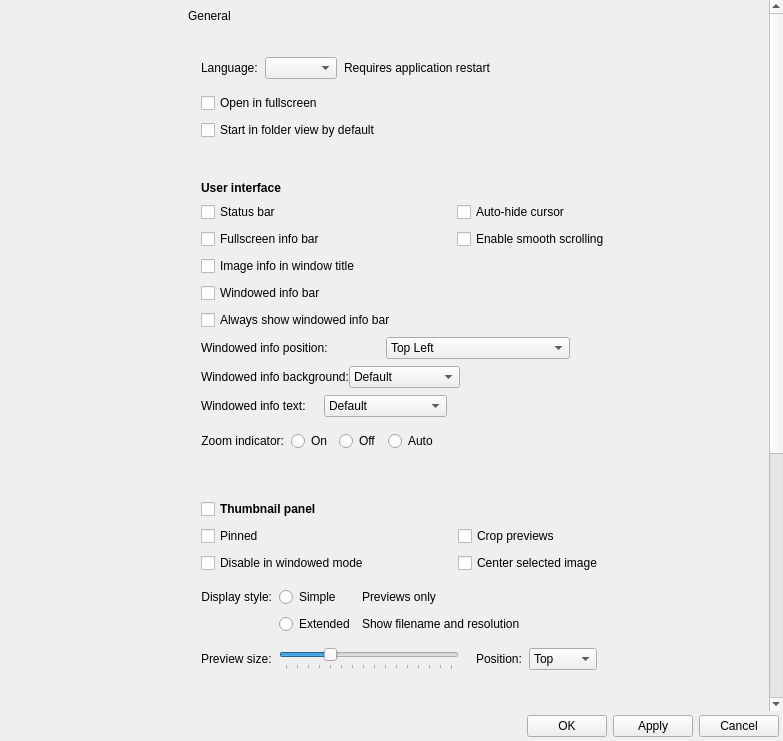
Qt form qimgv/gui/dialogs/settingsdialog.ui (Deleted-Account/qimgv__borderless_image_viewing_optimization) before a commit.
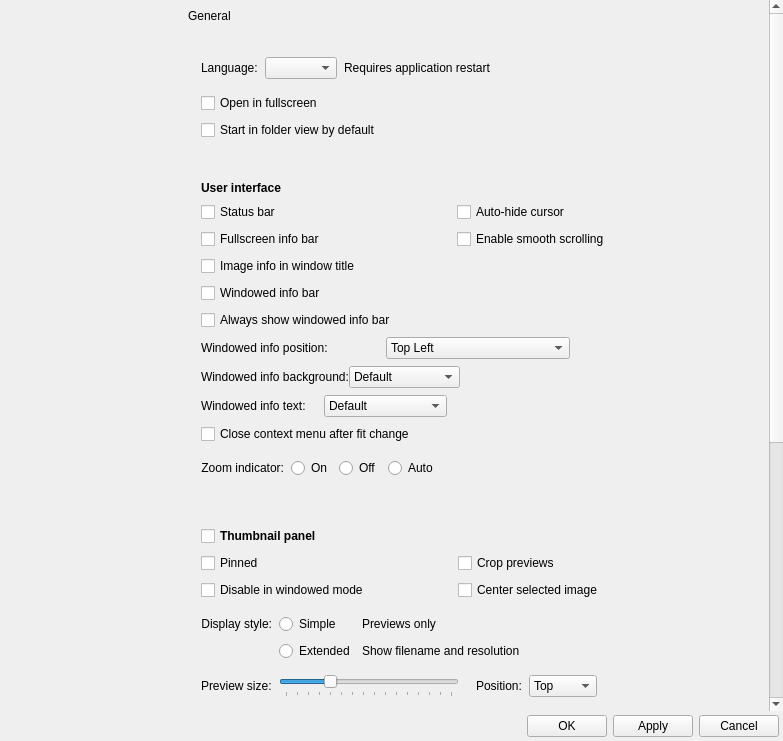
The same form after that commit. Custom widgets are drawn as their Qt base class.

```diff
--- a/qimgv/gui/dialogs/settingsdialog.ui
+++ b/qimgv/gui/dialogs/settingsdialog.ui
@@ -786,6 +786,13 @@
                         </item>
                        </layout>
                       </item>
+                      <item row="8" column="0" colspan="2">
+                       <widget class="QCheckBox" name="closeContextMenuOnFitChangeCheckBox">
+                        <property name="text">
+                         <string>Close context menu after fit change</string>
+                        </property>
+                       </widget>
+                      </item>
                      </layout>
                     </item>
                     <item>
```
